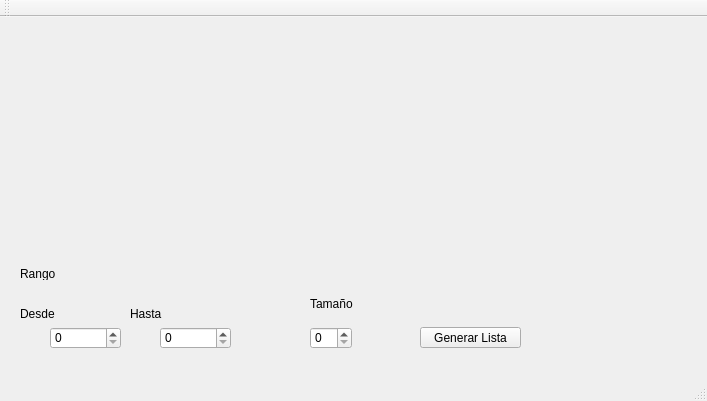
Dchengg/Progra_1_Datos_Bena, file mainwindow.ui: the form before one commit.
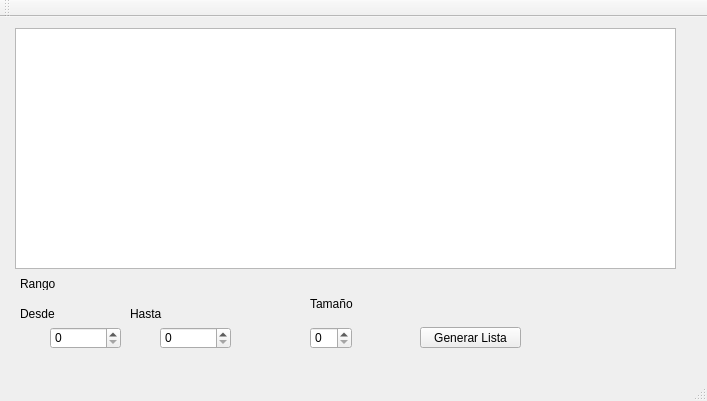
The form after the commit.

Commit message:
Interfaz implementada
La interfaz aún no esta completa

Diff of the .ui file:
```diff
--- a/mainwindow.ui
+++ b/mainwindow.ui
@@ -60,7 +60,7 @@
     <property name="geometry">
      <rect>
       <x>20</x>
-      <y>250</y>
+      <y>260</y>
       <width>47</width>
       <height>13</height>
      </rect>
@@ -118,6 +118,16 @@
      <string>Tamaño</string>
     </property>
    </widget>
+   <widget class="QGraphicsView" name="graphicsView">
+    <property name="geometry">
+     <rect>
+      <x>15</x>
+      <y>11</y>
+      <width>661</width>
+      <height>241</height>
+     </rect>
+    </property>
+   </widget>
   </widget>
   <widget class="QMenuBar" name="menuBar">
    <property name="geometry">
```
The commit also changes 5 other files.
